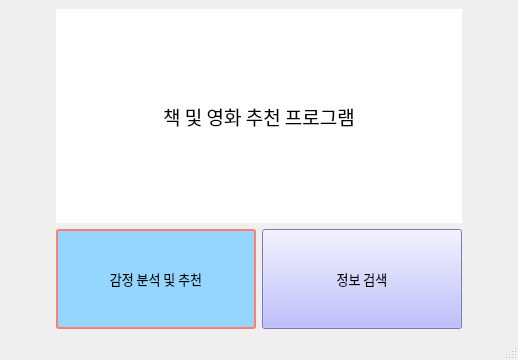
This is ui_files/main.ui in jiwoo1105/DKU_Opensource_knoo-B as Qt 5 draws it before an edit. The edited form follows.
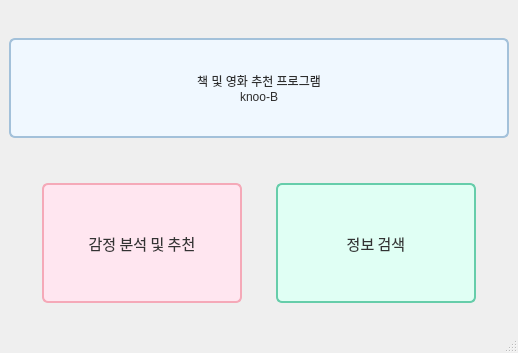
This is the edited form.

What changed in the file:
```diff
--- a/ui_files/main.ui
+++ b/ui_files/main.ui
@@ -7,9 +7,15 @@
     <x>0</x>
     <y>0</y>
     <width>518</width>
-    <height>360</height>
+    <height>353</height>
    </rect>
   </property>
+  <property name="sizePolicy">
+   <sizepolicy hsizetype="Minimum" vsizetype="Preferred">
+    <horstretch>0</horstretch>
+    <verstretch>0</verstretch>
+   </sizepolicy>
+  </property>
   <property name="windowTitle">
    <string>MainWindow</string>
   </property>
@@ -19,25 +25,45 @@
      <layout class="QVBoxLayout" name="verticalLayout">
       <item>
        <widget class="QLabel" name="Main_Title">
-        <property name="font">
-         <font>
-          <family>한컴 고딕</family>
-          <pointsize>14</pointsize>
-          <weight>9</weight>
-          <italic>false</italic>
-          <bold>false</bold>
-         </font>
+        <property name="sizePolicy">
+         <sizepolicy hsizetype="MinimumExpanding" vsizetype="Maximum">
+          <horstretch>0</horstretch>
+          <verstretch>0</verstretch>
+         </sizepolicy>
+        </property>
+        <property name="minimumSize">
+         <size>
+          <width>0</width>
+          <height>0</height>
+         </size>
+        </property>
+        <property name="maximumSize">
+         <size>
+          <width>16777215</width>
+          <height>100</height>
+         </size>
         </property>
         <property name="styleSheet">
-         <string notr="true">background-color: rgb(85, 170, 255);
-font: 75 14pt &quot;한컴 고딕&quot;;
-background-color: rgb(255, 255, 255);</string>
+         <string notr="true">font: 57 15pt &quot;G마켓 산스 TTF Medium&quot;;
+color: #2E2E2E;
+
+border-style: solid;
+border-width: 2px;
+border-color: #A3C1DA;
+border-radius: 6px;
+background-color: #F0F8FF;
+
+
+
+
+</string>
         </property>
         <property name="frameShape">
          <enum>QFrame::NoFrame</enum>
         </property>
         <property name="text">
-         <string>책 및 영화 추천 프로그램</string>
+         <string>책 및 영화 추천 프로그램
+knoo-B</string>
         </property>
         <property name="alignment">
          <set>Qt::AlignCenter</set>
@@ -47,14 +73,23 @@
       <item>
        <layout class="QHBoxLayout" name="check_btn">
         <property name="spacing">
-         <number>6</number>
+         <number>1</number>
+        </property>
+        <property name="topMargin">
+         <number>0</number>
         </property>
         <item>
          <widget class="QPushButton" name="Analysis_tool">
+          <property name="sizePolicy">
+           <sizepolicy hsizetype="Minimum" vsizetype="Maximum">
+            <horstretch>0</horstretch>
+            <verstretch>0</verstretch>
+           </sizepolicy>
+          </property>
           <property name="minimumSize">
            <size>
             <width>200</width>
-            <height>100</height>
+            <height>120</height>
            </size>
           </property>
           <property name="maximumSize">
@@ -65,18 +100,24 @@
           </property>
           <property name="font">
            <font>
-            <family>한컴 고딕</family>
-            <pointsize>10</pointsize>
+            <family>G마켓 산스 TTF Medium</family>
+            <pointsize>11</pointsize>
             <weight>50</weight>
+            <italic>false</italic>
             <bold>false</bold>
            </font>
           </property>
           <property name="styleSheet">
-           <string notr="true">border-style: solid;
+           <string notr="true">font: 11pt &quot;G마켓 산스 TTF Medium&quot;;
+color: #333333;
+
+border-style: solid;
 border-width: 2px;
-border-color: #FA8072;
-background-color: rgb(148, 214, 255);
-border-radius: 3px</string>
+border-color: #F5A9B8; 
+border-radius: 6px;
+
+background-color: #FFE6F0; /* 연한 파스텔 핑크 */
+</string>
           </property>
           <property name="text">
            <string>감정 분석 및 추천</string>
@@ -85,10 +126,16 @@
         </item>
         <item>
          <widget class="QPushButton" name="Find_info">
+          <property name="sizePolicy">
+           <sizepolicy hsizetype="Minimum" vsizetype="Fixed">
+            <horstretch>200</horstretch>
+            <verstretch>0</verstretch>
+           </sizepolicy>
+          </property>
           <property name="minimumSize">
            <size>
             <width>200</width>
-            <height>100</height>
+            <height>120</height>
            </size>
           </property>
           <property name="maximumSize">
@@ -99,17 +146,25 @@
           </property>
           <property name="font">
            <font>
-            <family>한컴 고딕</family>
-            <pointsize>10</pointsize>
-            <weight>50</weight>
+            <family>G마켓 산스 TTF Medium</family>
+            <pointsize>11</pointsize>
+            <weight>7</weight>
+            <italic>false</italic>
             <bold>false</bold>
             <underline>false</underline>
             <strikeout>false</strikeout>
            </font>
           </property>
           <property name="styleSheet">
-           <string notr="true">border-color: #FA8072;
-background-color: rgb(170, 170, 255);
+           <string notr="true">font: 57 11pt &quot;G마켓 산스 TTF Medium&quot;;
+color: #333333;
+
+border-style: solid;
+border-width: 2px;
+border-color: #66CDAA;
+border-radius: 6px;
+background-color: #E0FFF4;
+
 </string>
           </property>
           <property name="text">
@@ -123,6 +178,7 @@
     </item>
    </layout>
   </widget>
+  <widget class="QStatusBar" name="statusbar"/>
   <widget class="QMenuBar" name="menubar">
    <property name="geometry">
     <rect>
@@ -133,7 +189,6 @@
     </rect>
    </property>
   </widget>
-  <widget class="QStatusBar" name="statusbar"/>
  </widget>
  <resources/>
  <connections/>
```
